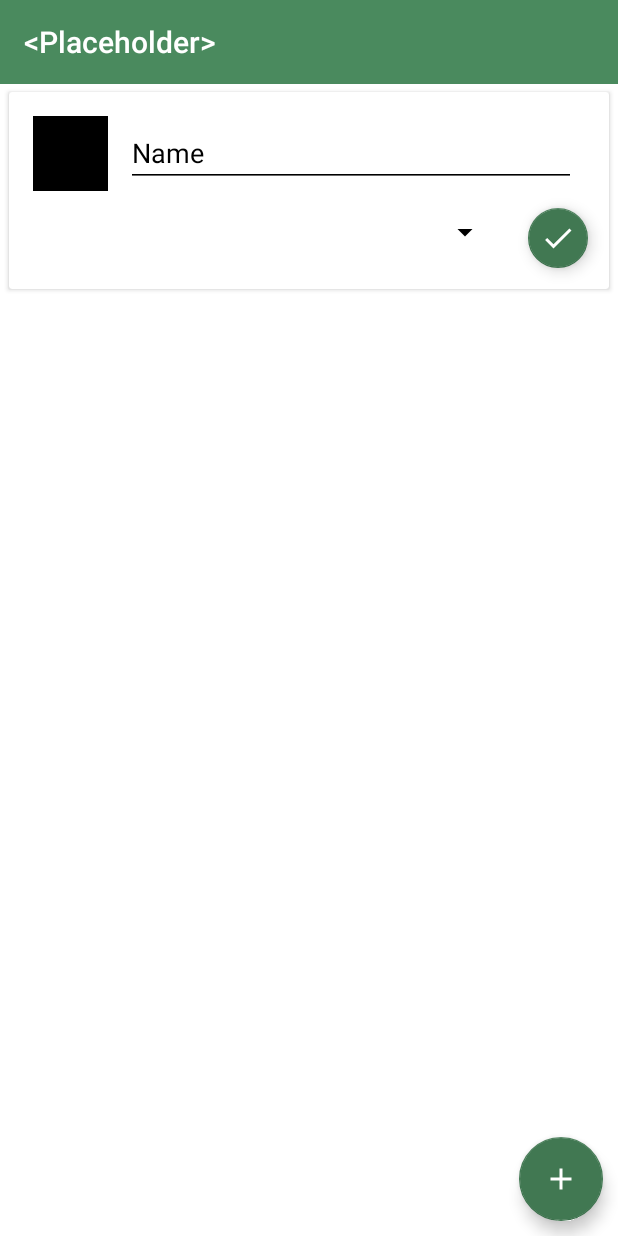
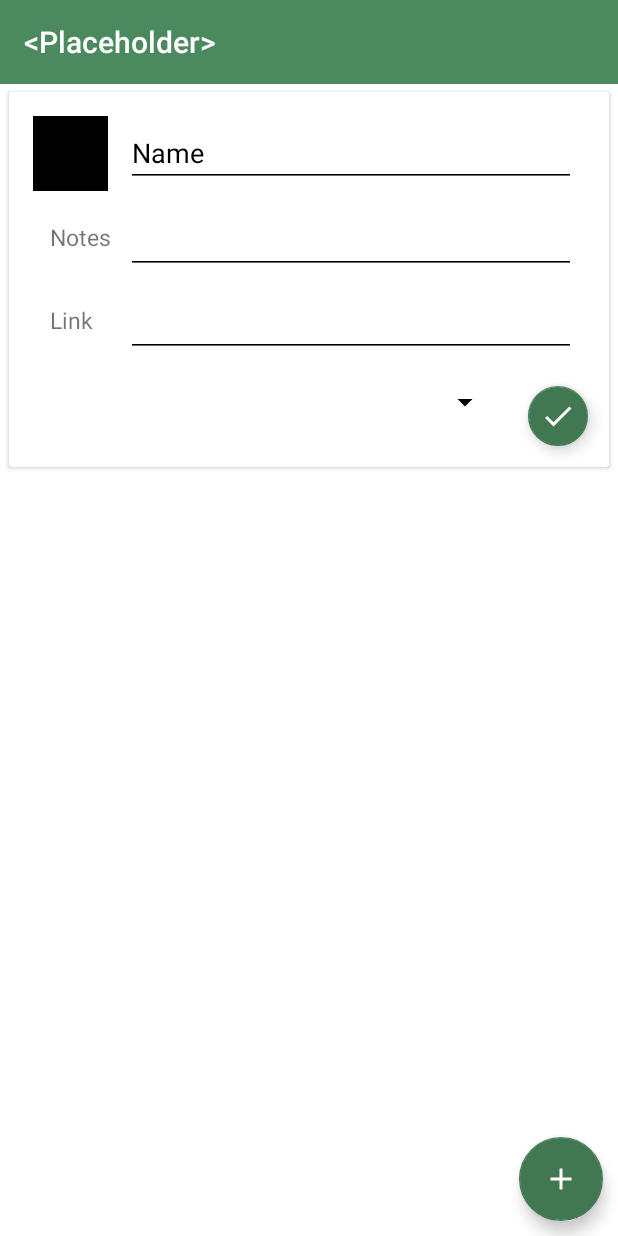
Before and after one commit to machinegunflows/shop-it, an Android app: the layout fragment_shopping_list.xml on its own in the app's theme, with its tools: preview values and no code run, on a phone screen of 412 x 824 dp. Run offline under Robolectric (Android 15) with nearby library versions, the phone set to English and light mode, and no system bars.

Commit message:
Adds url and notes input, as well as the sharing of single items

```diff
--- a/app/src/main/res/layout/fragment_shopping_list.xml
+++ b/app/src/main/res/layout/fragment_shopping_list.xml
@@ -75,25 +75,66 @@
                     app:layout_constraintStart_toStartOf="parent"
                     app:layout_constraintTop_toTopOf="parent" />
 
+                <TextView
+                    android:id="@+id/textView2"
+                    android:layout_width="wrap_content"
+                    android:layout_height="wrap_content"
+                    android:layout_marginTop="10dp"
+                    android:layout_marginEnd="10dp"
+                    android:text="@string/notesDecorator"
+                    android:textSize="15sp"
+                    app:layout_constraintEnd_toStartOf="@+id/newPositionNotes"
+                    app:layout_constraintTop_toTopOf="@+id/newPositionNotes" />
+
                 <EditText
                     android:id="@+id/newPositionName"
                     android:layout_width="300dp"
                     android:layout_height="wrap_content"
+                    android:layout_marginStart="12dp"
+                    android:layout_marginTop="18dp"
+                    android:imeOptions="actionDone"
+                    android:inputType="text"
                     android:selectAllOnFocus="true"
                     android:text="Name"
-                    android:inputType="text"
-                    android:imeOptions="actionDone"
-                    android:layout_marginTop="18dp"
+                    app:layout_constraintStart_toEndOf="@id/newListImage"
+                    app:layout_constraintTop_toTopOf="parent" />
+
+                <TextView
+                    android:layout_width="wrap_content"
+                    android:layout_height="wrap_content"
+                    android:layout_marginTop="10dp"
+                    android:layout_marginEnd="10dp"
+                    android:text="@string/linkDecorator"
+                    android:textSize="15sp"
+                    app:layout_constraintStart_toStartOf="@+id/textView2"
+                    app:layout_constraintTop_toTopOf="@+id/newPositionLink" />
+
+                <EditText
+                    android:id="@+id/newPositionNotes"
+                    android:inputType="textMultiLine"
+                    android:layout_marginTop="10dp"
                     android:layout_marginStart="12dp"
+                    android:layout_width="300dp"
+                    android:layout_height="wrap_content"
                     app:layout_constraintStart_toEndOf="@id/newListImage"
-                    app:layout_constraintTop_toTopOf="parent"
-                    />
+                    app:layout_constraintTop_toBottomOf="@+id/newListImage"/>
+
+
+                <EditText
+                    android:id="@+id/newPositionLink"
+                    android:layout_width="300dp"
+                    android:layout_height="wrap_content"
+                    android:layout_marginStart="12dp"
+                    android:layout_marginTop="10dp"
+                    android:inputType="textUri"
+                    app:layout_constraintStart_toEndOf="@id/newListImage"
+                    app:layout_constraintTop_toBottomOf="@+id/newPositionNotes" />
 
                 <com.google.android.material.floatingactionbutton.FloatingActionButton
                     android:id="@+id/saveItemNameButton"
                     android:layout_width="wrap_content"
                     android:layout_height="wrap_content"
-                    android:layout_marginTop="10dp"
+                    android:layout_marginTop="15dp"
                     android:layout_marginEnd="10dp"
                     android:layout_marginBottom="10dp"
                     android:clickable="true"
@@ -106,7 +147,7 @@
                     app:fabSize="mini"
                     app:layout_constraintBottom_toBottomOf="parent"
                     app:layout_constraintEnd_toEndOf="parent"
-                    app:layout_constraintTop_toBottomOf="@+id/newPositionName"
+                    app:layout_constraintTop_toBottomOf="@+id/newPositionLink"
                     app:tint="?attr/colorOnPrimary" />
 
                 <Spinner
@@ -116,7 +157,7 @@
                     android:layout_marginStart="12dp"
                     android:layout_marginTop="15dp"
                     app:layout_constraintStart_toEndOf="@id/newListImage"
-                    app:layout_constraintTop_toBottomOf="@+id/newPositionName" />
+                    app:layout_constraintTop_toBottomOf="@+id/newPositionLink" />
 
             </androidx.constraintlayout.widget.ConstraintLayout>
         </androidx.cardview.widget.CardView>
--- a/app/src/main/res/values/strings.xml
+++ b/app/src/main/res/values/strings.xml
@@ -11,4 +11,6 @@
     <string name="add_item_text">Add item</string>
     <string name="noCategoryText">no category</string>
     <string name="allListsButtonText">All lists</string>
+    <string name="linkDecorator">Link</string>
+    <string name="notesDecorator">Notes</string>
 </resources>
```
Also changed, not shown: app/src/main/java/de/samuelhuebner/shopit/MainActivity.java (+10 -0 lines), app/src/main/java/de/samuelhuebner/shopit/adapter/ListPositionAdapter.java (+35 -8 lines), app/src/main/java/de/samuelhuebner/shopit/shoppinglist/ShoppingListFragment.java (+7 -3 lines), app/src/main/res/drawable/ic_shopping_basket_black_24dp.xml (added, +9 -0 lines), app/src/main/res/layout/list_position_item.xml (+11 -9 lines).
